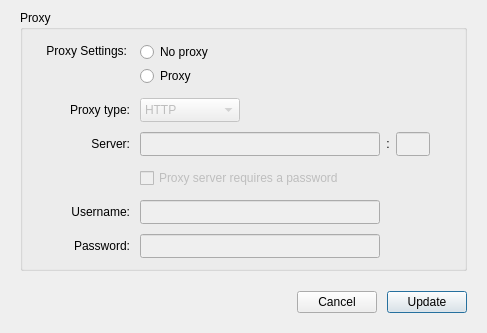
First picture: the form in src/MEGASync/gui/linux/ProxySettings.ui, repository meganz/MEGAsync, before the edit.
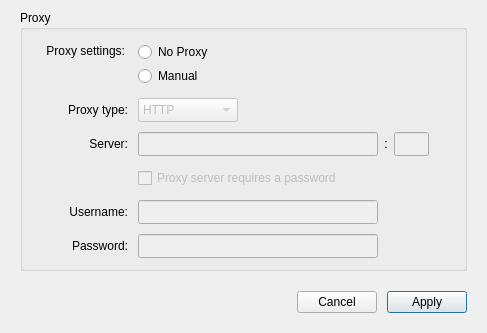
Second picture: the form after the edit.

Commit message: SNC-2077. Handle translation after Settings revamp

The edit to the form file:
```diff
--- a/src/MEGASync/gui/linux/ProxySettings.ui
+++ b/src/MEGASync/gui/linux/ProxySettings.ui
@@ -89,7 +89,7 @@
          </sizepolicy>
         </property>
         <property name="text">
-         <string>Proxy Settings:</string>
+         <string>Proxy settings:</string>
         </property>
         <property name="alignment">
          <set>Qt::AlignRight|Qt::AlignTop|Qt::AlignTrailing</set>
@@ -359,7 +359,7 @@
             <enum>Qt::StrongFocus</enum>
            </property>
            <property name="text">
-            <string>No proxy</string>
+            <string>No Proxy</string>
            </property>
           </widget>
          </item>
@@ -384,7 +384,7 @@
             <string notr="true"/>
            </property>
            <property name="text">
-            <string>Proxy</string>
+            <string>Manual</string>
            </property>
           </widget>
          </item>
@@ -482,7 +482,7 @@
       <item>
        <widget class="QPushButton" name="bUpdate">
         <property name="text">
-         <string>Update</string>
+         <string>Apply</string>
         </property>
         <property name="default">
          <bool>true</bool>
```
The commit also changes 16 other files.
